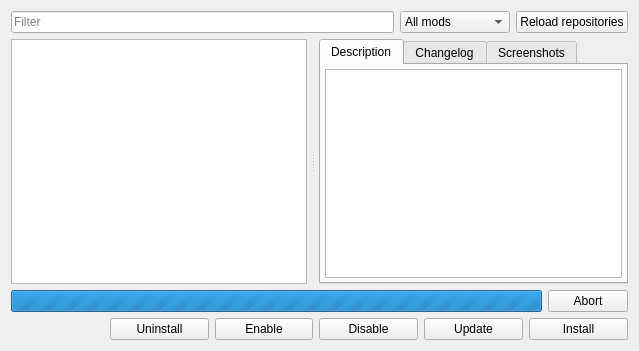
Qt form launcher/modManager/cmodlistview_moc.ui (vcmi/vcmi) before a commit.
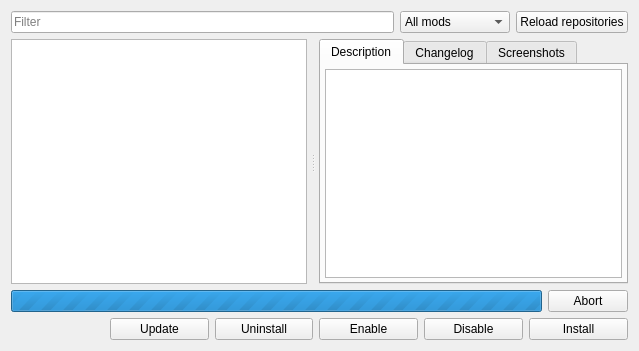
The same form after that commit.

Commit message: Update button postion

What changed in the file:
```diff
--- a/launcher/modManager/cmodlistview_moc.ui
+++ b/launcher/modManager/cmodlistview_moc.ui
@@ -373,6 +373,37 @@
        </property>
       </spacer>
      </item>
+     <item>
+      <widget class="QPushButton" name="updateButton">
+       <property name="sizePolicy">
+        <sizepolicy hsizetype="Expanding" vsizetype="Fixed">
+         <horstretch>0</horstretch>
+         <verstretch>0</verstretch>
+        </sizepolicy>
+       </property>
+       <property name="minimumSize">
+        <size>
+         <width>51</width>
+         <height>0</height>
+        </size>
+       </property>
+       <property name="maximumSize">
+        <size>
+         <width>140</width>
+         <height>16777215</height>
+        </size>
+       </property>
+       <property name="text">
+        <string>Update</string>
+       </property>
+       <property name="iconSize">
+        <size>
+         <width>20</width>
+         <height>20</height>
+        </size>
+       </property>
+      </widget>
+     </item>
      <item>
       <widget class="QPushButton" name="uninstallButton">
        <property name="sizePolicy">
@@ -466,37 +497,6 @@
        </property>
       </widget>
      </item>
-     <item>
-      <widget class="QPushButton" name="updateButton">
-       <property name="sizePolicy">
-        <sizepolicy hsizetype="Expanding" vsizetype="Fixed">
-         <horstretch>0</horstretch>
-         <verstretch>0</verstretch>
-        </sizepolicy>
-       </property>
-       <property name="minimumSize">
-        <size>
-         <width>51</width>
-         <height>0</height>
-        </size>
-       </property>
-       <property name="maximumSize">
-        <size>
-         <width>140</width>
-         <height>16777215</height>
-        </size>
-       </property>
-       <property name="text">
-        <string>Update</string>
-       </property>
-       <property name="iconSize">
-        <size>
-         <width>20</width>
-         <height>20</height>
-        </size>
-       </property>
-      </widget>
-     </item>
      <item>
       <widget class="QPushButton" name="installButton">
        <property name="sizePolicy">
```
